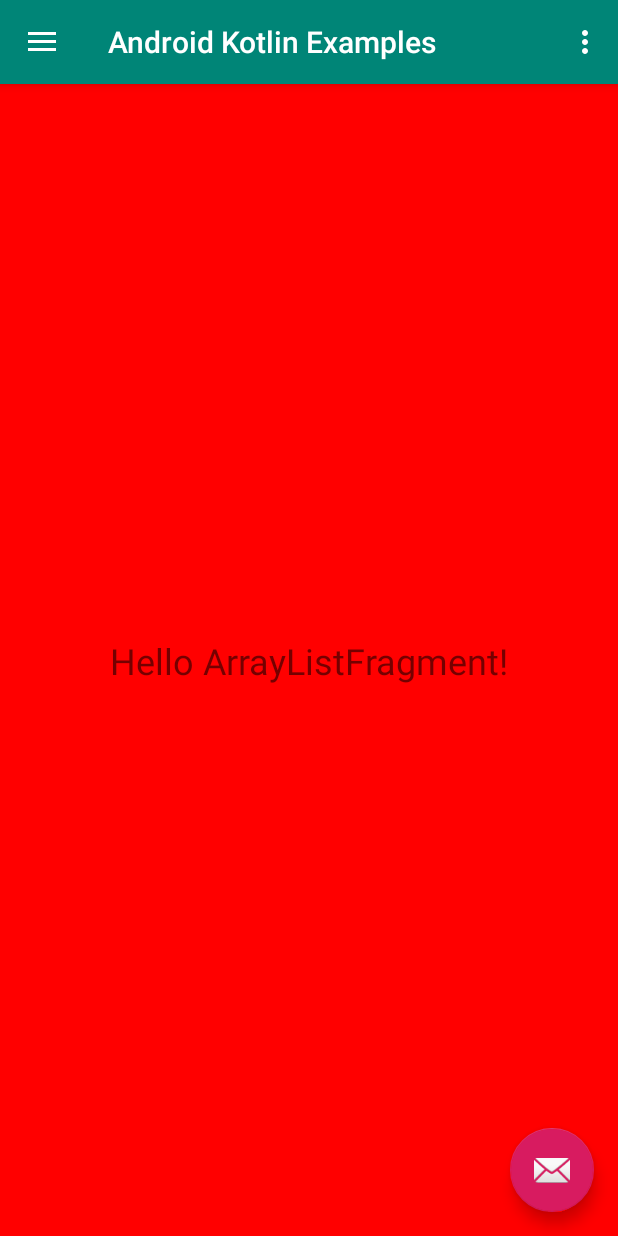
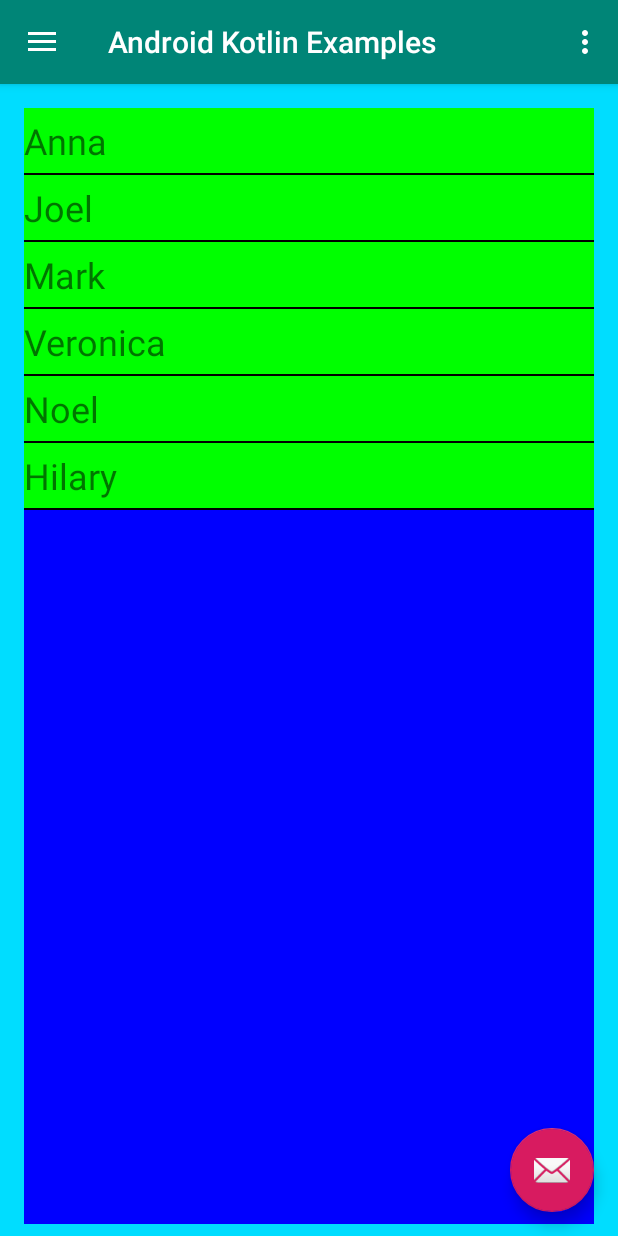
Before and after one commit to ClarkStoro/Android-Kotlin-Examples, an Android app: the screen it shows after launch (MainActivity), in the side drawer, after a tap on "Array List", on a phone screen of 412 x 824 dp. Run offline under Robolectric (Android 15) with nearby library versions, the phone set to English and light mode, and no system bars.

Commit message:
Array List working

```diff
--- a/app/build.gradle
+++ b/app/build.gradle
@@ -33,4 +33,5 @@ dependencies {
     testImplementation 'junit:junit:4.12'
     androidTestImplementation 'androidx.test:runner:1.1.0-alpha4'
     androidTestImplementation 'androidx.test.espresso:espresso-core:3.1.0-alpha4'
+    implementation 'androidx.recyclerview:recyclerview:1.0.0'
 }
--- a/app/src/main/java/com/clarkstoro/android_kotlin_examples/ArrayListFragment.kt
+++ b/app/src/main/java/com/clarkstoro/android_kotlin_examples/ArrayListFragment.kt
@@ -1,5 +1,6 @@
 package com.clarkstoro.android_kotlin_examples
 
+import android.app.AlertDialog
 import android.content.Context
 import android.net.Uri
 import android.os.Bundle
@@ -7,6 +8,11 @@ import androidx.fragment.app.Fragment
 import android.view.LayoutInflater
 import android.view.View
 import android.view.ViewGroup
+import android.widget.ArrayAdapter
+import androidx.recyclerview.widget.LinearLayoutManager
+import androidx.recyclerview.widget.RecyclerView
+import kotlinx.android.synthetic.main.fragment_array_list.view.*
+import java.util.ArrayList
 
 
 // TODO: Rename parameter arguments, choose names that match
@@ -29,6 +35,7 @@ class ArrayListFragment : Fragment() {
     private var param2: String? = null
     private var listener: OnFragmentInteractionListener? = null
 
+
     override fun onCreate(savedInstanceState: Bundle?) {
         super.onCreate(savedInstanceState)
         arguments?.let {
@@ -41,8 +48,19 @@ class ArrayListFragment : Fragment() {
         inflater: LayoutInflater, container: ViewGroup?,
         savedInstanceState: Bundle?
     ): View? {
-        // Inflate the layout for this fragment
-        return inflater.inflate(R.layout.fragment_array_list, container, false)
+
+        val view  : View = inflater.inflate(R.layout.fragment_array_list, container, false)
+
+
+        //Create array of users
+        val users = arrayListOf<String>("Anna", "Joel", "Mark", "Veronica", "Noel", "Hilary")
+        view.myRecyclerView.setLayoutManager( LinearLayoutManager(context));
+        val adapter = ListAdapter(users,requireContext())
+        //Set the adapter to the list
+        view.myRecyclerView.adapter = adapter
+
+
+        return view
     }
 
     // TODO: Rename method, update argument and hook method into UI event
--- a/app/src/main/java/com/clarkstoro/android_kotlin_examples/HomeFragment.kt
+++ b/app/src/main/java/com/clarkstoro/android_kotlin_examples/HomeFragment.kt
@@ -7,6 +7,16 @@ import androidx.fragment.app.Fragment
 import android.view.LayoutInflater
 import android.view.View
 import android.view.ViewGroup
+import android.view.WindowId
+import android.widget.Button
+import android.widget.Toast
+import androidx.core.view.GravityCompat
+import androidx.transition.Slide
+import com.google.android.material.snackbar.Snackbar
+import kotlinx.android.synthetic.*
+import kotlinx.android.synthetic.main.activity_main.*
+import kotlinx.android.synthetic.main.fragment_home.*
+import kotlinx.android.synthetic.main.fragment_home.view.*
 
 
 // TODO: Rename parameter arguments, choose names that match
@@ -23,7 +33,11 @@ private const val ARG_PARAM2 = "param2"
  * create an instance of this fragment.
  *
  */
-class HomeFragment : Fragment() {
+class HomeFragment : Fragment(), View.OnClickListener {
+    override fun onClick(v: View?) {
+        TODO("not implemented") //To change body of created functions use File | Settings | File Templates.
+    }
+
     // TODO: Rename and change types of parameters
     private var param1: String? = null
     private var param2: String? = null
@@ -35,14 +49,24 @@ class HomeFragment : Fragment() {
             param1 = it.getString(ARG_PARAM1)
             param2 = it.getString(ARG_PARAM2)
         }
+
     }
 
     override fun onCreateView(
         inflater: LayoutInflater, container: ViewGroup?,
         savedInstanceState: Bundle?
+
     ): View? {
-        // Inflate the layout for this fragment
-        return inflater.inflate(R.layout.fragment_home, container, false)
+
+
+        val view: View = inflater!!.inflate(R.layout.fragment_home, container, false)
+        //Click listener on a fragment
+        view.btnStart.setOnClickListener { view ->
+            //open the navigation bar
+            (activity as MainActivity).openNav()
+        }
+
+        return view
     }
 
     // TODO: Rename method, update argument and hook method into UI event
@@ -50,16 +74,7 @@ class HomeFragment : Fragment() {
         listener?.onFragmentInteraction(uri)
     }
 
-    /*
-    override fun onAttach(context: Context) {
-        super.onAttach(context)
-        if (context is OnFragmentInteractionListener) {
-            listener = context
-        } else {
-            throw RuntimeException(context.toString() + " must implement OnFragmentInteractionListener")
-        }
-    }
-*/
+
     override fun onDetach() {
         super.onDetach()
         listener = null
--- /dev/null
+++ b/app/src/main/java/com/clarkstoro/android_kotlin_examples/ListAdapter.kt
@@ -0,0 +1,38 @@
+package com.clarkstoro.android_kotlin_examples
+
+import android.content.Context
+import androidx.recyclerview.widget.RecyclerView
+import android.view.LayoutInflater
+import android.view.View
+import android.view.ViewGroup
+import kotlinx.android.synthetic.main.users_list_item.view.*
+
+
+class ListAdapter (val items : ArrayList<String>, val context: Context) : RecyclerView.Adapter<RecyclerView.ViewHolder>() {
+    override fun onCreateViewHolder(parent: ViewGroup, viewType: Int): RecyclerView.ViewHolder {
+        return ViewHolder(LayoutInflater.from(context).inflate(R.layout.users_list_item, parent, false))
+    }
+
+    override fun onBindViewHolder(holder: RecyclerView.ViewHolder, position: Int) {
+        //holder?.txtName?.text = items.get(position)
+
+        val nameOfUser = items.get(position)
+        holder.itemView.txtName.text = (nameOfUser)
+         //holder?.?.text(nameOfUser)
+
+    }
+
+    override fun getItemCount(): Int {
+        return items.size
+    }
+
+
+}
+class ViewHolder (view: View) : RecyclerView.ViewHolder(view) {
+    // Holds the TextView that will add each animal to
+
+        val tvAnimalType = view.txtName
+    val txtName = view.txtName
+
+
+}
--- a/app/src/main/java/com/clarkstoro/android_kotlin_examples/MainActivity.kt
+++ b/app/src/main/java/com/clarkstoro/android_kotlin_examples/MainActivity.kt
@@ -28,7 +28,6 @@ class MainActivity : AppCompatActivity(), NavigationView.OnNavigationItemSelecte
         setContentView(R.layout.activity_main)
         setSupportActionBar(toolbar)
 
-
         val toggle = ActionBarDrawerToggle(
             this, drawer_layout, toolbar, R.string.navigation_drawer_open, R.string.navigation_drawer_close
         )
@@ -37,7 +36,7 @@ class MainActivity : AppCompatActivity(), NavigationView.OnNavigationItemSelecte
 
         nav_view.setNavigationItemSelectedListener(this)
 
-
+        //Start the home fragment
         selectFragment(HomeFragment())
     }
 
@@ -47,6 +46,10 @@ class MainActivity : AppCompatActivity(), NavigationView.OnNavigationItemSelecte
         } else {
             super.onBackPressed()
         }
+    }
+
+    public fun openNav(){
+        drawer_layout.openDrawer(GravityCompat.START)
     }
 
     override fun onCreateOptionsMenu(menu: Menu): Boolean {
@@ -67,7 +70,6 @@ class MainActivity : AppCompatActivity(), NavigationView.OnNavigationItemSelecte
 
 
 
-
     //Create fragment selected for showing
     private fun selectFragment(frgClass: Fragment){
         var fragment: Fragment? = null
@@ -79,13 +81,12 @@ class MainActivity : AppCompatActivity(), NavigationView.OnNavigationItemSelecte
         }
 
         replaceFragment(fragment as Fragment)
-    }
+    }//end replaceFragment
 
     //Show the fragment selected
     private fun replaceFragment(fragment: Fragment){
 
         val fragmentTransaction = supportFragmentManager.beginTransaction()
-
 
         if(fragment::class == HomeFragment::class){
             if(firstTime){ //the first time the system opens Home Fragment is onCreate
@@ -100,7 +101,7 @@ class MainActivity : AppCompatActivity(), NavigationView.OnNavigationItemSelecte
             fragmentTransaction.replace(R.id.content_main, fragment).addToBackStack(null)//add to stack the new fragment
         }
         fragmentTransaction.commit()
-    }
+    }//end replaceFragment
 
 
     override fun onNavigationItemSelected(item: MenuItem): Boolean {
@@ -122,5 +123,5 @@ class MainActivity : AppCompatActivity(), NavigationView.OnNavigationItemSelecte
 
         drawer_layout.closeDrawer(GravityCompat.START)
         return true
-    }
+    }//end onNavigationItemSelected
 }
--- a/app/src/main/res/layout/fragment_array_list.xml
+++ b/app/src/main/res/layout/fragment_array_list.xml
@@ -6,16 +6,15 @@
              tools:context=".ArrayListFragment">
     <androidx.constraintlayout.widget.ConstraintLayout
             android:layout_width="match_parent"
-            android:layout_height="match_parent" android:background="#ff0000">
-
-        <TextView
-                android:text="Hello ArrayListFragment!"
-                android:layout_width="wrap_content"
-                android:layout_height="wrap_content" android:id="@+id/textView3" android:textSize="24sp"
-                android:layout_marginTop="8dp"
-                app:layout_constraintTop_toTopOf="parent" android:layout_marginBottom="8dp"
-                app:layout_constraintBottom_toBottomOf="parent" android:layout_marginStart="8dp"
-                app:layout_constraintStart_toStartOf="parent" android:layout_marginEnd="8dp"
-                app:layout_constraintEnd_toEndOf="parent"/>
+            android:layout_height="match_parent" android:background="@android:color/holo_blue_bright">
+        <androidx.recyclerview.widget.RecyclerView
+                android:layout_width="0dp"
+                android:layout_height="0dp" android:id="@+id/myRecyclerView"
+                android:background="#0000ff" app:layout_constraintEnd_toEndOf="parent"
+                app:layout_constraintStart_toStartOf="parent"
+                android:layout_marginBottom="8dp" app:layout_constraintBottom_toBottomOf="parent"
+                android:layout_marginTop="16dp" app:layout_constraintTop_toTopOf="parent"
+                android:layout_marginLeft="16dp"
+                android:layout_marginRight="16dp"/>
     </androidx.constraintlayout.widget.ConstraintLayout>
 </FrameLayout>
--- /dev/null
+++ b/app/src/main/res/layout/users_list_item.xml
@@ -0,0 +1,21 @@
+<?xml version="1.0" encoding="utf-8"?>
+<LinearLayout xmlns:android="http://schemas.android.com/apk/res/android"
+              xmlns:tools="http://schemas.android.com/tools" android:orientation="vertical"
+              android:layout_width="match_parent"
+              android:layout_height="wrap_content"
+              >
+
+    <TextView
+        android:text="TextView"
+        android:layout_width="match_parent"
+        android:layout_height="wrap_content" android:id="@+id/txtName" android:background="#00ff00"
+        android:textSize="24sp"
+        android:paddingTop="5dp"
+        android:paddingBottom="5dp"
+        />
+    <View
+        android:layout_width="match_parent"
+        android:layout_height="1dp"
+        android:background="@android:color/background_dark"
+        />
+</LinearLayout>
```
Also changed, not shown: app/src/main/res/layout/fragment_home.xml (+27 -2 lines).
